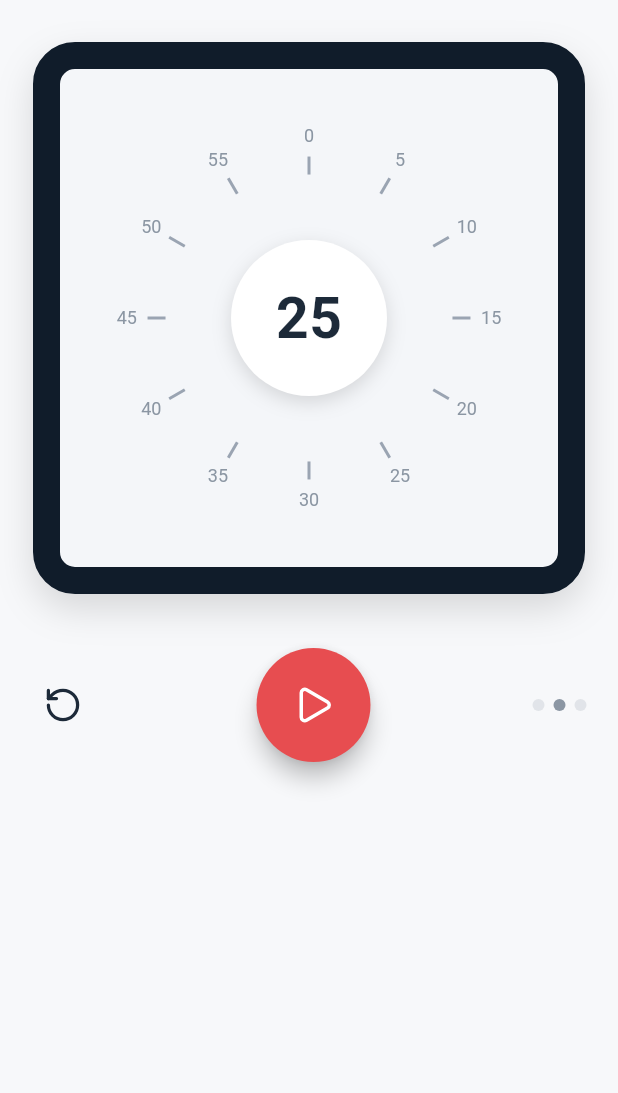
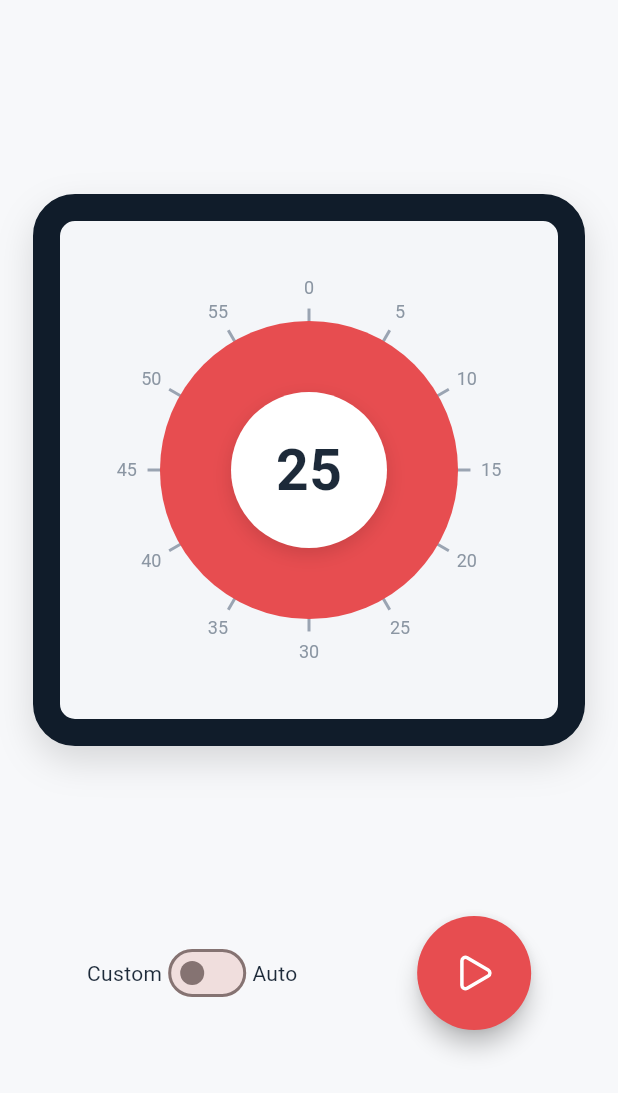
Before and after one commit to yoyowasi/mobile-integration2-2025, a Flutter app: the screen it shows after launch, on a phone screen of 412 x 824 dp. Shown: the top 1093 px of the screen. Run offline on Flutter 3.47's test engine with Material 3 defaults, Android fonts, the phone set to English and light mode, and no system bars; our stand-ins replace flutter_riverpod, go_router, lucide_icons_flutter, shared_preferences; Roboto replaces fonts that are missing (Pretendard).

Commit message:
타이머 모드 전환 기능(Custom/Auto) 및 상태 관리 로직 추가, SharedPreferences 적용

```diff
--- a/lib/core/router/router.dart
+++ b/lib/core/router/router.dart
@@ -3,7 +3,8 @@ import 'package:flutter_riverpod/flutter_riverpod.dart';
 import 'package:go_router/go_router.dart';
 import 'package:mobile_integration2_2025/core/scaffold_with_nav.dart';
 import 'package:mobile_integration2_2025/features/stats/stats_screen.dart';
-import 'package:mobile_integration2_2025/features/timer/timer_screen.dart';
+
+import '../../screens/timer_screen.dart';
 
 final _rootNavigatorKey = GlobalKey<NavigatorState>();
 final goRouterProvider = Provider<GoRouter>((ref) {
--- a/lib/screens/timer_screen.dart
+++ b/lib/screens/timer_screen.dart
@@ -3,7 +3,7 @@ import 'package:flutter/material.dart';
 import '../widgets/dial/dial_canvas.dart';
 import '../widgets/controls/control_bar.dart';
 
-/// 단순 동작 확인용 데모 스크린
+/// 단순 동작 확인용 데모 스크린 (Custom/Auto 모드 기능 추가)
 class TimerScreen extends StatefulWidget {
   const TimerScreen({super.key});
   @override
@@ -15,6 +15,7 @@ class _TimerScreenState extends State<TimerScreen> {
   Timer? _ticker;
   int elapsed = 0;             // 경과 초
   bool running = false;
+  String _mode = 'custom'; // 'custom' | 'auto' - 기본값은 'custom'으로 설정
 
   void _start() {
     if (running) return;
@@ -23,8 +24,8 @@ class _TimerScreenState extends State<TimerScreen> {
       setState(() {
         elapsed++;
         if (elapsed >= totalMinutes * 60) {
-          running = false;
-          _ticker?.cancel();
+          // 타이머 완료 시 리셋
+          _resetState();
         }
       });
     });
@@ -37,13 +38,25 @@ class _TimerScreenState extends State<TimerScreen> {
 
   void _toggle() => running ? _pause() : _start();
 
-  void _reset() {
+  // 타이머 완료 시 내부 상태 리셋 함수
+  void _resetState() {
     _ticker?.cancel();
     setState(() {
       elapsed = 0;
       running = false;
     });
   }
+
+  // 모드 변경 처리: 타이머를 멈추고 모드만 변경합니다.
+  void _handleModeChange(bool isAuto) {
+    if (running) {
+      _pause(); // 타이머가 실행 중이면 멈춥니다.
+    }
+    setState(() {
+      _mode = isAuto ? 'auto' : 'custom'; // 모드만 변경
+    });
+  }
+
 
   @override
   void dispose() {
@@ -53,18 +66,39 @@ class _TimerScreenState extends State<TimerScreen> {
 
   @override
   Widget build(BuildContext context) {
+    // 오토 모드 여부
+    final isAutoMode = _mode == 'auto';
+    // 오토 모드일 때 가운데 숫자(CenterBadge)를 숨김
+    final showCenterBadge = !isAutoMode;
+
     return Scaffold(
       backgroundColor: const Color(0xFFF7F8FA),
       body: SafeArea(
         child: Column(
+          // [수정] MainAxisAlignment.spaceBetween를 사용하여 위젯을 위아래로 분산 배치
+          mainAxisAlignment: MainAxisAlignment.spaceBetween,
           children: [
-            const SizedBox(height: 28),
+            const SizedBox(height: 28), // 상단 여백
+
+            // [수정] Expanded 제거 -> PomodoroDial이 AspectRatio(1)에 따라 정사각형 유지
             Padding(
               padding: const EdgeInsets.symmetric(horizontal: 22),
-              child: PomodoroDial(totalMinutes: totalMinutes, elapsedSeconds: elapsed),
+              child: PomodoroDial(
+                totalMinutes: totalMinutes,
+                elapsedSeconds: elapsed,
+                showCenterBadge: showCenterBadge, // CenterBadge 표시 여부 전달
+              ),
             ),
-            const SizedBox(height: 24),
-            ControlBar(isRunning: running, onToggle: _toggle, onReset: _reset, currentPage: 2, totalPages: 3),
+
+            // ControlBar: 모드 스위치와 재생/일시정지 버튼 포함
+            ControlBar(
+              isRunning: running,
+              onToggle: _toggle,
+              isAutoMode: isAutoMode, // 모드 상태 전달
+              onModeChanged: _handleModeChange, // 모드 변경 콜백 전달
+            ),
+
+            const SizedBox(height: 24), // 하단 여백
           ],
         ),
       ),
--- a/lib/widgets/controls/control_bar.dart
+++ b/lib/widgets/controls/control_bar.dart
@@ -1,35 +1,47 @@
 import 'package:flutter/material.dart';
 import 'play_pause_button.dart';
-import 'reset_button.dart';
-import 'page_dots.dart';
+// ResetButton, PageDots 제거
 
-/// 하단 컨트롤(리셋, 재생/일시정지, 페이지 점)
+/// 하단 컨트롤(재생/일시정지 버튼, 모드 스위치)
 class ControlBar extends StatelessWidget {
   const ControlBar({
     super.key,
     required this.isRunning,
     required this.onToggle,
-    required this.onReset,
-    this.currentPage = 1,
-    this.totalPages = 3,
+    required this.isAutoMode, // 새 파라미터
+    required this.onModeChanged, // 새 파라미터
   });
 
   final bool isRunning;
   final VoidCallback onToggle;
-  final VoidCallback onReset;
-  final int currentPage;
-  final int totalPages;
+  final bool isAutoMode;
+  final ValueChanged<bool> onModeChanged;
 
   @override
   Widget build(BuildContext context) {
+    // 모드 스위치 위젯
+    final modeSwitch = Row(
+      mainAxisSize: MainAxisSize.min,
+      children: [
+        const Text('Custom', style: TextStyle(color: Color(0xFF1D2A39), fontSize: 14)),
+        Switch(
+          value: isAutoMode,
+          onChanged: onModeChanged,
+          activeThumbColor: const Color(0xFFE74D50),
+        ),
+        const Text('Auto', style: TextStyle(color: Color(0xFF1D2A39), fontSize: 14)),
+      ],
+    );
+
     return Padding(
       padding: const EdgeInsets.symmetric(vertical: 12, horizontal: 18),
       child: Row(
-        mainAxisAlignment: MainAxisAlignment.spaceBetween,
+        mainAxisAlignment: MainAxisAlignment.spaceAround, // 버튼 2개만 남겨 가운데 정렬
         children: [
-          ResetButton(onPressed: onReset),
+          // 모드 스위치를 왼쪽 또는 중앙에 배치
+          modeSwitch,
+          // 재생/일시정지 버튼
           PlayPauseButton(isRunning: isRunning, onPressed: onToggle),
-          PageDots(current: currentPage, total: totalPages),
         ],
       ),
     );
--- a/lib/widgets/dial/dial_canvas.dart
+++ b/lib/widgets/dial/dial_canvas.dart
@@ -13,11 +13,13 @@ class PomodoroDial extends StatelessWidget {
     required this.totalMinutes,
     required this.elapsedSeconds,
     this.arcColor = const Color(0xFFE74D50),
+    required this.showCenterBadge, // 새로 추가: 중앙 배지 표시 여부
   });
 
   final int totalMinutes;     // 전체 분 (예: 25)
   final int elapsedSeconds;   // 경과 초
   final Color arcColor;       // 원호 색
+  final bool showCenterBadge; // 중앙 배지 표시 여부
 
   @override
   Widget build(BuildContext context) {
@@ -26,12 +28,7 @@ class PomodoroDial extends StatelessWidget {
     final remainSeconds = totalSeconds - clamped;
     final remainMinutes = (remainSeconds / 60).ceil();
 
-    return AspectRatio(
-      aspectRatio: 1, // 정사각형
-      child: DialContainer(
-        child: Stack(
-          alignment: Alignment.center,
-          children: [
+    final List<Widget> children = [
       // 눈금 레이어
       CustomPaint(painter: TicksPainter(), child: const SizedBox.expand()),
       // 숫자 레이어
@@ -45,9 +42,19 @@ class PomodoroDial extends StatelessWidget {
         ),
         child: const SizedBox.expand(),
       ),
-            // 중앙 배지
-            CenterBadge(remainMinutes: remainMinutes.clamp(0, totalMinutes)),
-          ],
+    ];
+
+    // showCenterBadge가 true일 때만 CenterBadge를 추가하여 숫자를 조건부로 숨깁니다.
+    if (showCenterBadge) {
+      children.add(CenterBadge(remainMinutes: remainMinutes.clamp(0, totalMinutes)));
+    }
+
+    return AspectRatio(
+      aspectRatio: 1, // 정사각형
+      child: DialContainer(
+        child: Stack(
+          alignment: Alignment.center,
+          children: children,
         ),
       ),
     );
--- a/pubspec.yaml
+++ b/pubspec.yaml
@@ -9,6 +9,8 @@ environment:
 dependencies:
   flutter:
     sdk: flutter
+
+  shared_preferences: ^2.2.2
 
   # 상태관리
   flutter_riverpod: ^3.0.3
```
Also changed, not shown: lib/core/tostore_service.dart (+54 -59 lines), lib/features/timer/data/session_store.dart (+27 -33 lines), lib/widgets/dial/painters/arc_painter.dart (+14 -6 lines), 2 other files. Lines whose indentation alone changed are shown as unchanged.
